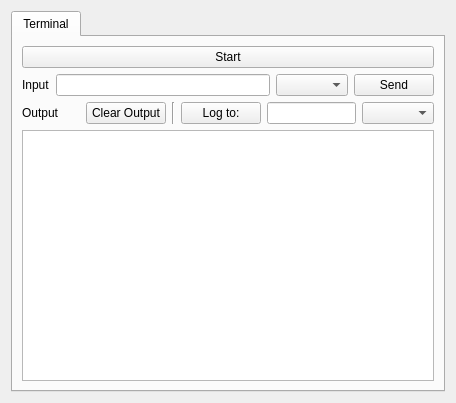
Before: the Qt Designer form RFIDMonitorDeskApp/gui/readermanipulatorwidget.ui in CELTAB/rfidmonitor, drawn with Qt 5.
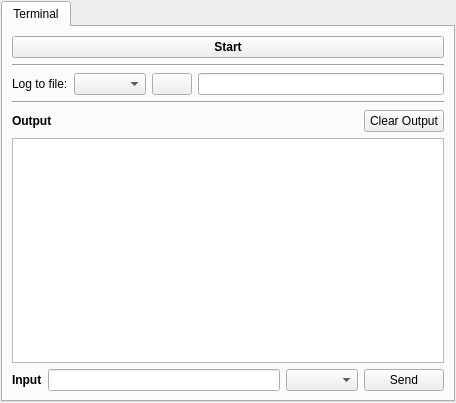
After: the same form once the commit is applied.

```diff
--- a/RFIDMonitorDeskApp/gui/readermanipulatorwidget.ui
+++ b/RFIDMonitorDeskApp/gui/readermanipulatorwidget.ui
@@ -14,6 +14,21 @@
    <string>Reader Manipulator</string>
   </property>
   <layout class="QVBoxLayout" name="verticalLayout">
+   <property name="spacing">
+    <number>6</number>
+   </property>
+   <property name="leftMargin">
+    <number>1</number>
+   </property>
+   <property name="topMargin">
+    <number>1</number>
+   </property>
+   <property name="rightMargin">
+    <number>1</number>
+   </property>
+   <property name="bottomMargin">
+    <number>1</number>
+   </property>
    <item>
     <widget class="QTabWidget" name="tabWidget">
      <property name="sizePolicy">
@@ -31,43 +46,109 @@
       </attribute>
       <layout class="QVBoxLayout" name="verticalLayout_2">
        <item>
-        <widget class="QPushButton" name="btStartPauseReading">
-         <property name="text">
-          <string>Start</string>
+        <layout class="QHBoxLayout" name="horizontalLayout_3">
+         <item>
+          <widget class="QPushButton" name="btStartPauseReading">
+           <property name="minimumSize">
+            <size>
+             <width>150</width>
+             <height>0</height>
+            </size>
+           </property>
+           <property name="font">
+            <font>
+             <pointsize>9</pointsize>
+             <weight>75</weight>
+             <bold>true</bold>
+            </font>
+           </property>
+           <property name="text">
+            <string>Start</string>
+           </property>
+           <property name="checkable">
+            <bool>true</bool>
+           </property>
+          </widget>
+         </item>
+        </layout>
+       </item>
+       <item>
+        <widget class="Line" name="line">
+         <property name="orientation">
+          <enum>Qt::Horizontal</enum>
          </property>
-         <property name="checkable">
-          <bool>true</bool>
-         </property>
         </widget>
        </item>
        <item>
-        <layout class="QHBoxLayout" name="horizontalLayout_2">
+        <layout class="QHBoxLayout" name="horizontalLayout_4">
          <item>
-          <widget class="QLabel" name="label_2">
+          <widget class="QLabel" name="label_3">
+           <property name="sizePolicy">
+            <sizepolicy hsizetype="Minimum" vsizetype="Fixed">
+             <horstretch>0</horstretch>
+             <verstretch>0</verstretch>
+            </sizepolicy>
+           </property>
            <property name="text">
-            <string>Input</string>
+            <string>Log to file:</string>
            </property>
           </widget>
          </item>
          <item>
-          <widget class="QLineEdit" name="leCommand"/>
+          <widget class="QComboBox" name="cbLogType">
+           <property name="sizePolicy">
+            <sizepolicy hsizetype="Minimum" vsizetype="Fixed">
+             <horstretch>0</horstretch>
+             <verstretch>0</verstretch>
+            </sizepolicy>
+           </property>
+          </widget>
          </item>
          <item>
-          <widget class="QComboBox" name="cbInputType"/>
+          <widget class="QPushButton" name="btLogTo">
+           <property name="text">
+            <string/>
+           </property>
+          </widget>
          </item>
          <item>
-          <widget class="QPushButton" name="btSendCommand">
-           <property name="text">
-            <string>Send</string>
+          <widget class="QLineEdit" name="leLogFile">
+           <property name="minimumSize">
+            <size>
+             <width>0</width>
+             <height>0</height>
+            </size>
            </property>
+           <property name="maximumSize">
+            <size>
+             <width>16777215</width>
+             <height>16777215</height>
+            </size>
+           </property>
+           <property name="readOnly">
+            <bool>true</bool>
+           </property>
           </widget>
          </item>
         </layout>
        </item>
+       <item>
+        <widget class="Line" name="line_2">
+         <property name="orientation">
+          <enum>Qt::Horizontal</enum>
+         </property>
+        </widget>
+       </item>
        <item>
         <layout class="QHBoxLayout" name="horizontalLayout">
          <item>
           <widget class="QLabel" name="label">
+           <property name="font">
+            <font>
+             <weight>75</weight>
+             <bold>true</bold>
+            </font>
+           </property>
            <property name="text">
             <string>Output</string>
            </property>
@@ -93,36 +174,6 @@
            </property>
           </widget>
          </item>
-         <item>
-          <widget class="Line" name="line">
-           <property name="orientation">
-            <enum>Qt::Vertical</enum>
-           </property>
-          </widget>
-         </item>
-         <item>
-          <widget class="QPushButton" name="btLogTo">
-           <property name="text">
-            <string>Log to:</string>
-           </property>
-          </widget>
-         </item>
-         <item>
-          <widget class="QLineEdit" name="leLogFile">
-           <property name="maximumSize">
-            <size>
-             <width>16777214</width>
-             <height>16777215</height>
-            </size>
-           </property>
-           <property name="readOnly">
-            <bool>true</bool>
-           </property>
-          </widget>
-         </item>
-         <item>
-          <widget class="QComboBox" name="cbLogType"/>
-         </item>
         </layout>
        </item>
        <item>
@@ -144,6 +195,43 @@
          </property>
         </widget>
        </item>
+       <item>
+        <layout class="QHBoxLayout" name="horizontalLayout_2">
+         <item>
+          <widget class="QLabel" name="label_2">
+           <property name="font">
+            <font>
+             <weight>75</weight>
+             <bold>true</bold>
+            </font>
+           </property>
+           <property name="text">
+            <string>Input</string>
+           </property>
+          </widget>
+         </item>
+         <item>
+          <widget class="QLineEdit" name="leCommand">
+           <property name="maximumSize">
+            <size>
+             <width>16777215</width>
+             <height>16777215</height>
+            </size>
+           </property>
+          </widget>
+         </item>
+         <item>
+          <widget class="QComboBox" name="cbInputType"/>
+         </item>
+         <item>
+          <widget class="QPushButton" name="btSendCommand">
+           <property name="text">
+            <string>Send</string>
+           </property>
+          </widget>
+         </item>
+        </layout>
+       </item>
       </layout>
      </widget>
     </widget>
```
